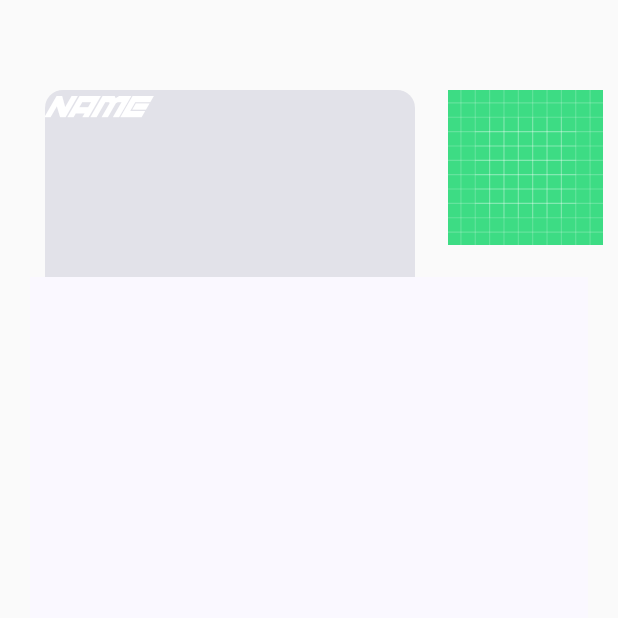
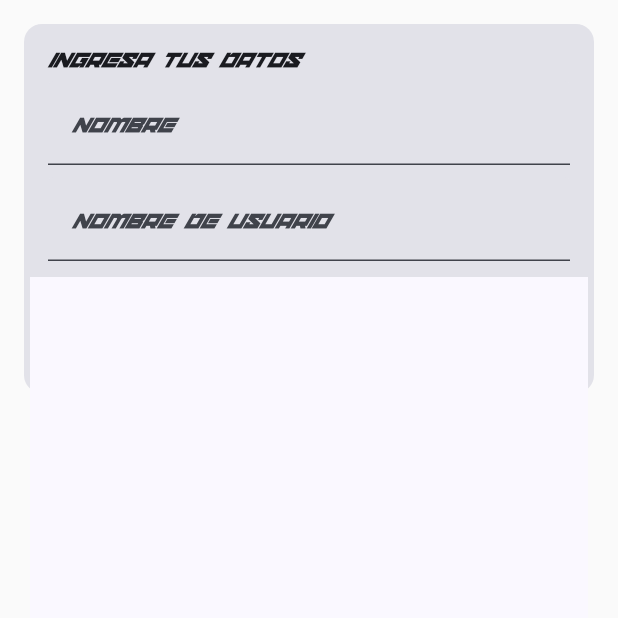
Before and after one commit to Mark342-prog/proy-kotlin-final, an Android app built with Jetpack Compose: the trophy_Screen screen opened through its navigation route, on a phone screen of 412 x 824 dp, the top half of it. Run offline under Robolectric (Android 15) with nearby library versions, the phone set to English and light mode, and no system bars; our stand-ins replace Firebase (no records; nobody signed in at launch, a user with empty details on screens opened directly); pictures from the network do not load; 1 statement that could not run was skipped.

Commit message:
fdbd update

```diff
--- a/app/build.gradle.kts
+++ b/app/build.gradle.kts
@@ -61,6 +61,8 @@ dependencies {
     implementation(libs.androidx.ui.graphics)
     implementation(libs.androidx.ui.tooling.preview)
     implementation(libs.androidx.material3)
+    implementation(libs.firebase.firestore.ktx)
+    implementation(libs.firebase.database.ktx)
     testImplementation(libs.junit)
     androidTestImplementation(libs.androidx.junit)
     androidTestImplementation(libs.androidx.espresso.core)
--- a/app/src/main/java/com/example/proyfinal/ui/theme/composables/composables.kt
+++ b/app/src/main/java/com/example/proyfinal/ui/theme/composables/composables.kt
@@ -51,21 +51,8 @@ import com.example.proyfinal.data.trophy
 @Composable
 fun trophy_Screen(navController: NavHostController){
     Box(modifier = Modifier.fillMaxSize()) {
-        Card(Modifier.align(Alignment.TopStart)
-            .padding(top = 30.dp)
-            .padding(30.dp)
-            .fillMaxWidth(fraction = 0.7f)
-            .fillMaxHeight()) {
-            Text(text = "Name", style = MaterialTheme.typography.displayMedium, textAlign = TextAlign.Center)
-        }
-        Box(modifier = Modifier
-            .fillMaxHeight()
-            .fillMaxWidth(fraction = 0.3f)
-            .padding(10.dp)
-            .align(Alignment.TopEnd)
-            .padding(top = 50.dp)){
-            Image(painter = painterResource(id = R.drawable.ic_launcher_background), contentDescription = "foto del jugador" )
-        }
+        UserInputCard()
+
 
         Box(modifier = Modifier.fillMaxWidth(fraction = 0.7f)){
             Image(painter = painterResource(id = R.drawable.background),
--- /dev/null
+++ b/app/src/main/java/com/example/proyfinal/ui/theme/composables/fbdb-rq.kt
@@ -0,0 +1,85 @@
+package com.example.proyfinal.ui.theme.composables
+
+import androidx.compose.foundation.layout.*
+import androidx.compose.material.*
+import androidx.compose.material3.Button
+import androidx.compose.material3.Card
+import androidx.compose.material3.MaterialTheme
+import androidx.compose.material3.Text
+import androidx.compose.material3.TextField
+import androidx.compose.runtime.*
+import androidx.compose.ui.Modifier
+import androidx.compose.ui.text.input.TextFieldValue
+import androidx.compose.ui.unit.dp
+import com.example.proyfinal.data.saveUserData
+import com.google.firebase.firestore.FirebaseFirestore
+
+@Composable
+fun UserInputCard() {
+    // Estados para almacenar los datos ingresados
+    var name by remember { mutableStateOf(TextFieldValue("")) }
+    var username by remember { mutableStateOf(TextFieldValue("")) }
+    var statusMessage by remember { mutableStateOf("") }
+
+    // Firebase Firestore instancia
+
+    // Diseño de la Card
+    Card(
+        modifier = Modifier
+            .fillMaxWidth()
+            .padding(16.dp)
+    ) {
+        Column(
+            modifier = Modifier
+                .fillMaxWidth()
+                .padding(16.dp)
+        ) {
+            Text(text = "Ingresa tus datos")
+
+            Spacer(modifier = Modifier.height(8.dp))
+
+            // Campo de texto para el nombre
+            TextField(
+                value = name,
+                onValueChange = { name = it },
+                label = { Text("Nombre") },
+                modifier = Modifier.fillMaxWidth()
+            )
+
+            Spacer(modifier = Modifier.height(8.dp))
+
+            // Campo de texto para el nombre de usuario
+            TextField(
+                value = username,
+                onValueChange = { username = it },
+                label = { Text("Nombre de Usuario") },
+                modifier = Modifier.fillMaxWidth()
+            )
+
+            Spacer(modifier = Modifier.height(16.dp))
+
+            // Botón para guardar los datos
+            Button(
+                onClick = {
+                    if (name.text.isNotEmpty() && username.text.isNotEmpty()) {
+                        saveUserData(name.text, username.text)
+                    } else {
+                        statusMessage = "Por favor llena todos los campos"
+                    }
+                },
+                modifier = Modifier.fillMaxWidth()
+            ) {
+                Text(text = "Guardar")
+            }
+
+            Spacer(modifier = Modifier.height(8.dp))
+            // Mensaje de estado
+            if (statusMessage.isNotEmpty()) {
+                Text(
+                    text = statusMessage,
+
+                )
+            }
+        }
+    }
+}
--- a/gradle/libs.versions.toml
+++ b/gradle/libs.versions.toml
@@ -8,6 +8,8 @@ espressoCore = "3.6.1"
 lifecycleRuntimeKtx = "2.8.6"
 activityCompose = "1.9.2"
 composeBom = "2024.04.01"
+firebaseFirestoreKtx = "25.1.1"
+firebaseDatabaseKtx = "21.0.0"
 
 [libraries]
 androidx-core-ktx = { group = "androidx.core", name = "core-ktx", version.ref = "coreKtx" }
@@ -24,6 +26,8 @@ androidx-ui-tooling-preview = { group = "androidx.compose.ui", name = "ui-toolin
 androidx-ui-test-manifest = { group = "androidx.compose.ui", name = "ui-test-manifest" }
 androidx-ui-test-junit4 = { group = "androidx.compose.ui", name = "ui-test-junit4" }
 androidx-material3 = { group = "androidx.compose.material3", name = "material3" }
+firebase-firestore-ktx = { group = "com.google.firebase", name = "firebase-firestore-ktx", version.ref = "firebaseFirestoreKtx" }
+firebase-database-ktx = { group = "com.google.firebase", name = "firebase-database-ktx", version.ref = "firebaseDatabaseKtx" }
 
 [plugins]
 android-application = { id = "com.android.application", version.ref = "agp" }
```
Also changed, not shown: app/src/main/java/com/example/proyfinal/data/fbdb.kt (added, +29 -0 lines), app/src/main/java/com/example/proyfinal/data/profile.kt (deleted, +0 -9 lines).
